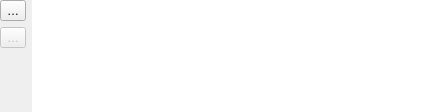
First picture: the form in src/ui/qgstablewidgetuibase.ui, repository qgis/QGIS, before the edit.
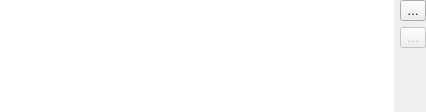
Second picture: the form after the edit. Icons and pictures are not drawn.

Commit message:
Move action buttons in table widget to right side
Placing them on the left clashes with every other QGIS dialog,
and breaks nice alignment of attribute forms

Patch:
```diff
--- a/src/ui/qgstablewidgetuibase.ui
+++ b/src/ui/qgstablewidgetuibase.ui
@@ -32,6 +32,31 @@
    <property name="bottomMargin">
     <number>0</number>
    </property>
+   <item>
+    <widget class="QTableView" name="tableView">
+     <property name="frameShape">
+      <enum>QFrame::NoFrame</enum>
+     </property>
+     <property name="editTriggers">
+      <set>QAbstractItemView::AnyKeyPressed|QAbstractItemView::CurrentChanged|QAbstractItemView::DoubleClicked|QAbstractItemView::EditKeyPressed</set>
+     </property>
+     <property name="selectionMode">
+      <enum>QAbstractItemView::SingleSelection</enum>
+     </property>
+     <property name="selectionBehavior">
+      <enum>QAbstractItemView::SelectRows</enum>
+     </property>
+     <property name="sortingEnabled">
+      <bool>false</bool>
+     </property>
+     <attribute name="horizontalHeaderStretchLastSection">
+      <bool>true</bool>
+     </attribute>
+     <attribute name="verticalHeaderVisible">
+      <bool>false</bool>
+     </attribute>
+    </widget>
+   </item>
    <item>
     <layout class="QVBoxLayout" name="verticalLayout">
      <item>
@@ -80,31 +105,6 @@
      </item>
     </layout>
    </item>
-   <item>
-    <widget class="QTableView" name="tableView">
-     <property name="frameShape">
-      <enum>QFrame::NoFrame</enum>
-     </property>
-     <property name="editTriggers">
-      <set>QAbstractItemView::AnyKeyPressed|QAbstractItemView::CurrentChanged|QAbstractItemView::DoubleClicked|QAbstractItemView::EditKeyPressed</set>
-     </property>
-     <property name="selectionMode">
-      <enum>QAbstractItemView::SingleSelection</enum>
-     </property>
-     <property name="selectionBehavior">
-      <enum>QAbstractItemView::SelectRows</enum>
-     </property>
-     <property name="sortingEnabled">
-      <bool>false</bool>
-     </property>
-     <attribute name="horizontalHeaderStretchLastSection">
-      <bool>true</bool>
-     </attribute>
-     <attribute name="verticalHeaderVisible">
-      <bool>false</bool>
-     </attribute>
-    </widget>
-   </item>
   </layout>
  </widget>
  <resources>
```
